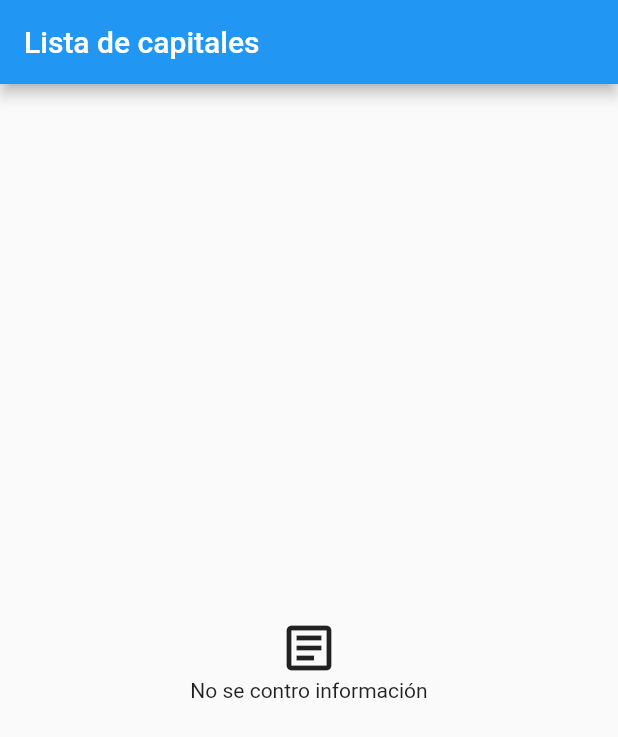
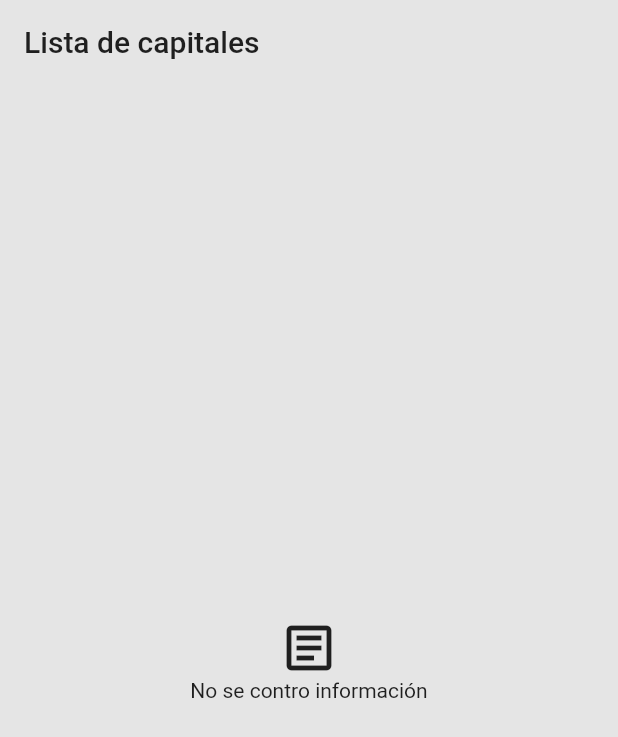
Before and after one commit to mynormeza/capitals-app, a Flutter app: the screen it shows after launch, on a phone screen of 412 x 824 dp. Shown: the top 737 px of the screen. Run offline on Flutter 3.47's test engine with Material 2 defaults, Android fonts, the phone set to English and light mode, and no system bars; our stand-ins replace cloud_firestore, firebase_core, flutter_spinkit; accounts and stored records are empty.

Commit message:
add routes and theme

```diff
--- a/lib/main.dart
+++ b/lib/main.dart
@@ -1,3 +1,5 @@
+import 'package:capitals_app/extensions/global.dart';
+import 'package:capitals_app/screens/capital_details/capital_details_screen.dart';
 import 'package:capitals_app/screens/home/home_screen.dart';
 import 'package:capitals_app/shared/error.dart';
 import 'package:capitals_app/shared/loading.dart';
@@ -27,7 +29,18 @@ class MyApp extends StatelessWidget {
         }
 
         return MaterialApp(
+          theme: ThemeData(
+            primarySwatch: Colors.orange,
+            scaffoldBackgroundColor: "#E5E5E5".toColor(),
+            appBarTheme: AppBarTheme(
+              color: "#E5E5E5".toColor(),
+              elevation: 0,
+            ),
+          ),
           home: showAsHome,
+          routes: {
+            CapitalDetailsScreen.routeName: (context) => CapitalDetailsScreen()
+          },
         );
       },
     );
```
Also changed, not shown: lib/extensions/global.dart (added, +13 -0 lines).
